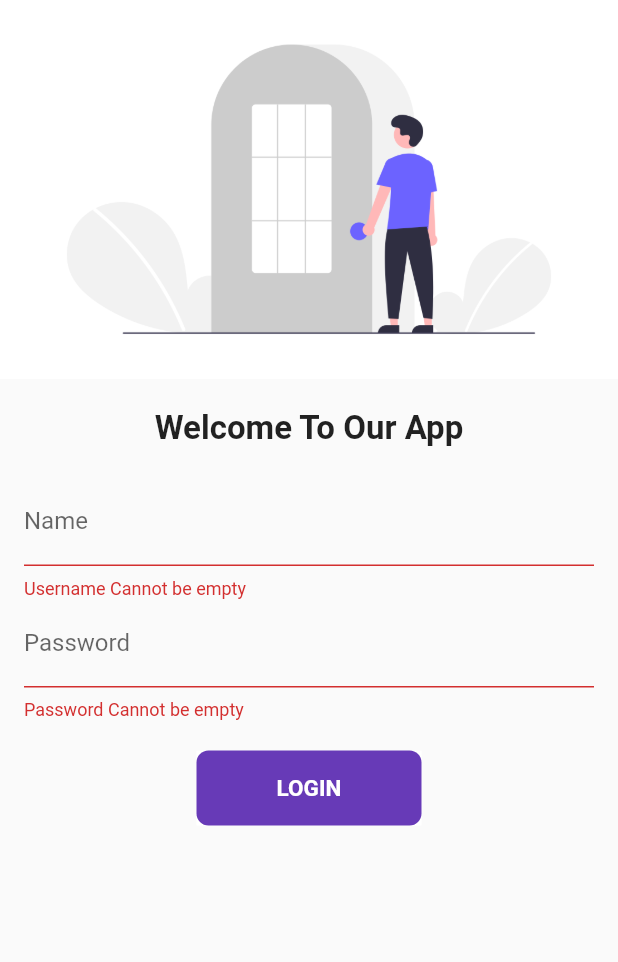
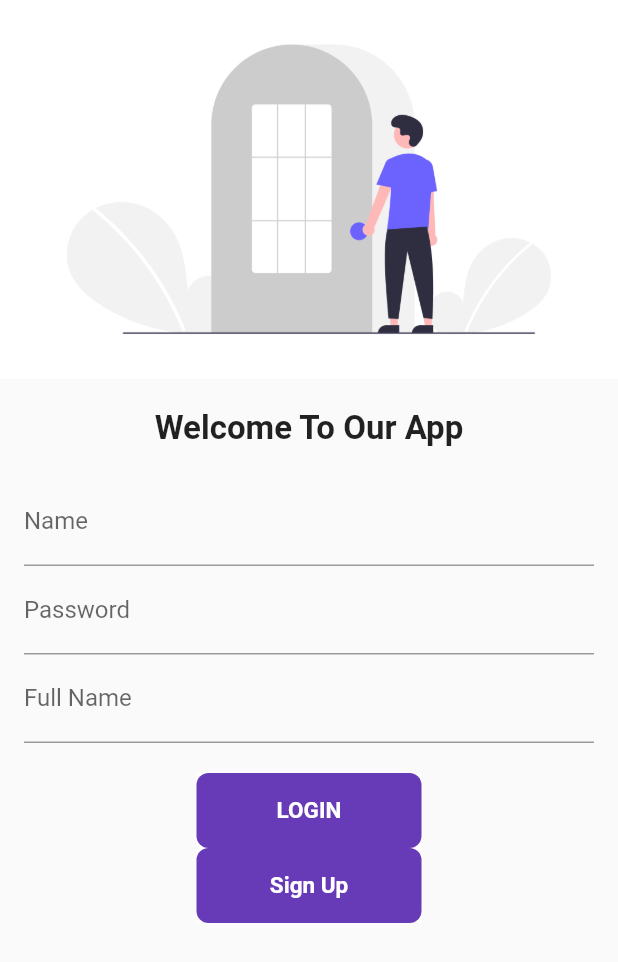
Before and after one commit to AbhiKumbhani007/ikigai, a Flutter app: the screen it shows after launch, after a tap on "LOGIN", on a phone screen of 412 x 824 dp. Shown: the top 962 px of the screen. Run offline on Flutter 3.47's test engine with Material 2 defaults, Android fonts, the phone set to English and light mode, and no system bars; our stand-ins replace cloud_firestore, firebase_auth, firebase_core, flutter_speed_dial, get, get_storage and 2 more; missing offline and left inert: whatsapp_unilink; accounts and stored records are empty; network calls fail.

Commit message:
sign up and login done grid booking intent in organize event form

```diff
--- /dev/null
+++ b/lib/controllers/user_controller.dart
@@ -0,0 +1,19 @@
+import 'package:firebase_auth/firebase_auth.dart';
+import 'package:get/get.dart';
+
+class UserController extends GetxController {
+  var uid = "".obs;
+  @override
+  void onInit() {
+    FirebaseAuth.instance.idTokenChanges().listen((User? user) {
+      if (user == null) {
+        print('User is currently signed out!');
+        uid.value = "";
+      } else {
+        print('User is signed in!');
+        uid.value = user.uid;
+      }
+    });
+    super.onInit();
+  }
+}
--- a/lib/main.dart
+++ b/lib/main.dart
@@ -1,6 +1,8 @@
 import 'package:flutter/material.dart';
 import 'package:get/get.dart';
+import 'package:get_storage/get_storage.dart';
 import 'package:ikigai/constants/routes.dart';
+import 'package:ikigai/controllers/user_controller.dart';
 import 'package:ikigai/screens/Home%20Screen/home_screen.dart';
 import 'package:firebase_core/firebase_core.dart';
 import 'package:ikigai/screens/components/gridbooking.dart';
@@ -13,6 +15,7 @@ import 'controllers/matrix_controller.dart';
 
 void main() async {
   WidgetsFlutterBinding.ensureInitialized();
+  await GetStorage.init();
   await Firebase.initializeApp(
       // options: DefaultFirebaseOptions.currentPlatform,
       );
@@ -25,19 +28,21 @@ class MyApp extends StatelessWidget {
   // This widget is the root of your application.
   @override
   Widget build(BuildContext context) {
+    UserController userController = Get.put(UserController());
     return MaterialApp(
-
       theme: ThemeData(
         primarySwatch: Colors.deepPurple,
       ),
       // home: LoginPage(),
+
       initialRoute: "/",
       routes: {
         // MyRoutes.homeRoute: (context) => LoginPage(),
         // "/home": (context) => HomeScreen()
-        "/": (context) => LoginPage(),
+        "/": (context) => Obx(() =>
+            (userController.uid.value != "") ? HomeScreen() : LoginPage()),
         "/home": (context) => HomeScreen(),
-        "/grid_booking" : (context) => GridBooking()
+        "/grid_booking": (context) => GridBooking()
       },
     );
   }
--- a/lib/screens/login_screen/login_sceen.dart
+++ b/lib/screens/login_screen/login_sceen.dart
@@ -1,9 +1,13 @@
 // ignore_for_file: prefer_const_constructors
 
 import 'package:flutter/material.dart';
+import 'package:get/get.dart';
+import 'package:get_storage/get_storage.dart';
 import 'package:google_fonts/google_fonts.dart';
 // import 'package:ikigai/constants/routes.dart';
 import 'package:ikigai/screens/Home%20Screen/home_screen.dart';
+
+import '../../services/auth_services.dart';
 
 class LoginPage extends StatefulWidget {
   const LoginPage({Key? key}) : super(key: key);
@@ -13,7 +17,31 @@ class LoginPage extends StatefulWidget {
 }
 
 class _LoginPageState extends State<LoginPage> {
-  String name = "";
+  var email = "";
+  var password = "";
+  var fullName = "";
+  String _mailerror = "";
+  String _passerror = "";
+  String _fullName = "";
+  final userbox = GetStorage("User");
+
+  @override
+  void initState() {
+    print(" ${GetStorage().read("isLoggedin")}");
+    super.initState();
+  }
+
+  void showError(value) {
+    setState(() {
+      if (value == "WRONG_PASS") {
+        _passerror = "wrong password";
+        _mailerror = "";
+      } else if (value == "USER_NOT_FOUND") {
+        _mailerror = "email not found";
+        _passerror = "";
+      }
+    });
+  }
 
   final _formkey = GlobalKey<FormState>();
   bool _a = false;
@@ -60,7 +88,10 @@ class _LoginPageState extends State<LoginPage> {
                   TextFormField(
                     decoration: InputDecoration(
                         hintText: "Enter Name", labelText: "Name"),
-                    onChanged: (value) => {name = value, setState(() => {})},
+                    onChanged: (val) {
+                      _mailerror = "";
+                      email = val;
+                    },
                     validator: (value) {
                       if (value!.isEmpty) {
                         return "Username Cannot be empty";
@@ -69,12 +100,30 @@ class _LoginPageState extends State<LoginPage> {
                     },
                   ),
                   TextFormField(
+                    onChanged: (val) {
+                      _passerror = "";
+                      password = val;
+                    },
                     obscureText: true,
                     decoration: InputDecoration(
                         hintText: "Enter Password", labelText: "Password"),
                     validator: (value) {
                       if (value!.isEmpty) {
                         return "Password Cannot be empty";
+                      }
+                      return null;
+                    },
+                  ),
+                  TextFormField(
+                    onChanged: (val) {
+                      _fullName = "";
+                      fullName = val;
+                    },
+                    decoration: InputDecoration(
+                        hintText: "Abhi Kumbhani", labelText: "Full Name"),
+                    validator: (value) {
+                      if (value!.isEmpty) {
+                        return "Enter Full Name";
                       }
                       return null;
                     },
@@ -91,25 +140,23 @@ class _LoginPageState extends State<LoginPage> {
                       //  color: Colors.transparent,
                       child: InkWell(
                         // splashColor: Colors.black,
-                        onTap: () => moveToHome(context),
+                        // onTap: () => moveToHome(context),
+                        onTap: () {
+                          Authentication()
+                              .SignIn(email, password)
+                              .then((value) {
+                            if (value == "SUCCESS") {
+                             Navigator.pushNamed(context, "/home");
+                            }
+                            showError(value);
+                          });
+                        },
                         child: AnimatedContainer(
                           duration: Duration.zero,
                           alignment: Alignment.center,
                           // width: _a ? 50 : 150,
                           width: 150,
                           height: 50,
-                          // child: _a
-                          //     ? Icon(
-                          //         Icons.done,
-                          //         color: Colors.white,
-                          //       )
-                          //     : Text(
-                          //         "LOGIN",
-                          //         style: TextStyle(
-                          //             color: Colors.white,
-                          //             fontSize: 15,
-                          //             fontWeight: FontWeight.bold),
-                          //       ),
                           child: Text(
                             "LOGIN",
                             style: TextStyle(
@@ -120,7 +167,37 @@ class _LoginPageState extends State<LoginPage> {
                         ),
                       ),
                     ),
-                  )
+                  ),
+                  Container(
+                    color: Colors.white,
+                    child: Material(
+                      color: Colors.deepPurple,
+                      borderRadius: BorderRadius.circular(8),
+
+                      //  color: Colors.transparent,
+                      child: InkWell(
+                        // splashColor: Colors.black,
+                        // onTap: () => moveToHome(context),
+                        onTap: () {
+                          Authentication.SignUp(email, password, fullName);
+                        },
+                        child: AnimatedContainer(
+                          duration: Duration.zero,
+                          alignment: Alignment.center,
+                          // width: _a ? 50 : 150,
+                          width: 150,
+                          height: 50,
+                          child: Text(
+                            "Sign Up",
+                            style: TextStyle(
+                                color: Colors.white,
+                                fontSize: 15,
+                                fontWeight: FontWeight.bold),
+                          ),
+                        ),
+                      ),
+                    ),
+                  ),
                 ],
               ),
             )
--- /dev/null
+++ b/lib/services/auth_services.dart
@@ -0,0 +1,79 @@
+import 'package:firebase_auth/firebase_auth.dart';
+import 'package:get/get.dart';
+import 'package:google_sign_in/google_sign_in.dart';
+
+import '../controllers/user_controller.dart';
+
+class Authentication {
+  static FirebaseAuth _auth = FirebaseAuth.instance;
+  static UserController userController = Get.find();
+
+  static get currentUser {
+    return _auth.currentUser;
+  }
+
+  // ignore: non_constant_identifier_names
+  Future<String> SignIn(String email, String password) async {
+    try {
+      UserCredential userCredential = await FirebaseAuth.instance
+          .signInWithEmailAndPassword(email: email, password: password);
+      // print("credentials: " + userCredential.toString());
+      return "SUCCESS";
+    } on FirebaseAuthException catch (e) {
+      if (e.code == 'user-not-found') {
+        print('No user found for that email.');
+        return "USER_NOT_FOUND";
+      } else if (e.code == 'wrong-password') {
+        print('Wrong password provided for that user.');
+        return "WRONG_PASS";
+      } else {
+        return "ERROR";
+      }
+    }
+  }
+
+  // ignore: non_constant_identifier_names
+  static Future SignUp(
+      String email, String password, String? displayName) async {
+    try {
+      UserCredential userCredential = await _auth
+          .createUserWithEmailAndPassword(email: email, password: password);
+      userCredential.user!.updateDisplayName(displayName);
+      print(userCredential.toString());
+    } on FirebaseAuthException catch (e) {
+      if (e.code == 'weak-password') {
+        print('The password provided is too weak.');
+      } else if (e.code == 'email-already-in-use') {
+        print('The account already exists for that email.');
+      }
+    } catch (e) {
+      print(e);
+    }
+  }
+
+  static void signInWithGoogle() async {
+    final GoogleSignInAccount? googleUser = await GoogleSignIn().signIn();
+
+    // Obtain the _auth details from the request
+    final GoogleSignInAuthentication? googleAuth =
+        await googleUser?.authentication;
+
+    // Create a new credential
+    final credential = GoogleAuthProvider.credential(
+      accessToken: googleAuth?.accessToken,
+      idToken: googleAuth?.idToken,
+    );
+
+    // Once signed in, return the UserCredential
+
+    FirebaseAuth.instance.signInWithCredential(credential).then((value) {
+      print("uid: ${value.user!.uid}");
+      userController.uid.value = value.user!.uid;
+    });
+  }
+
+  static Future<void> signOut() async {
+    await FirebaseAuth.instance.signOut();
+    print("signed out");
+  }
+}
--- a/pubspec.yaml
+++ b/pubspec.yaml
@@ -40,6 +40,9 @@ dependencies:
   cloud_firestore: ^3.1.7
   whatsapp_unilink: ^2.0.1+1
   url_launcher: ^6.0.20
+  firebase_auth: ^3.3.7
+  google_sign_in: ^5.1.0
+  get_storage: ^2.0.3
 
 dev_dependencies:
   flutter_test:
```
Also changed, not shown: lib/services/matrix_services.dart (+6 -4 lines), pubspec.lock.
